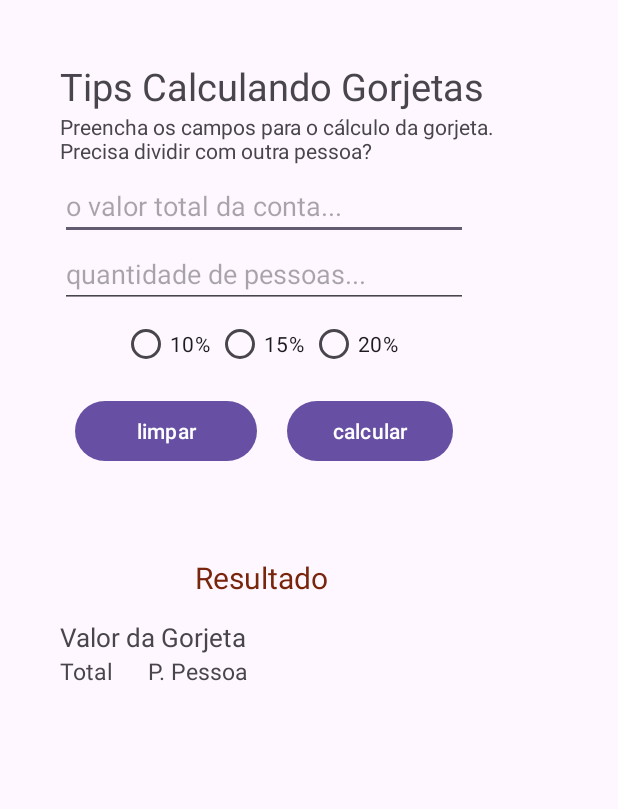
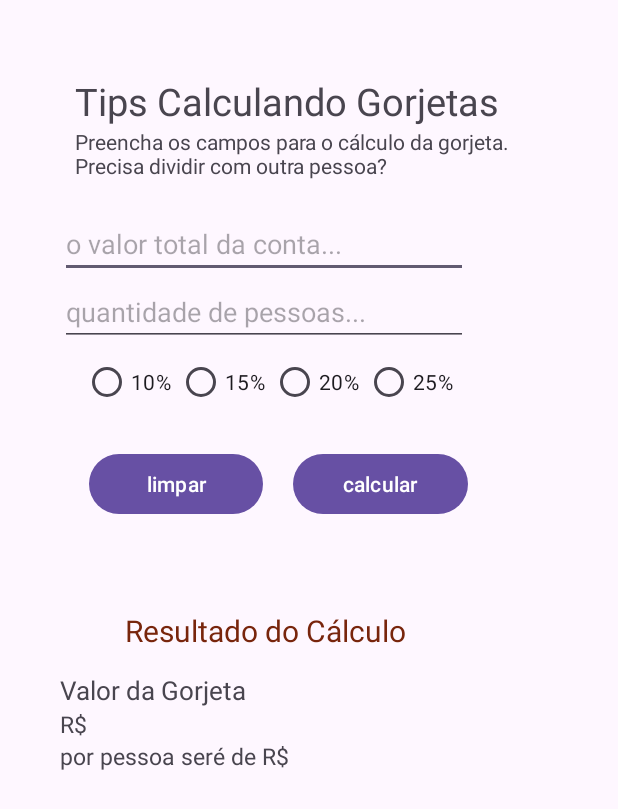
Before and after one commit to maumauriciog/appGorjeta, an Android app: the layout activity_main.xml on its own in the app's theme, with its tools: preview values and no code run, on a phone screen of 412 x 824 dp. Shown: the top 809 px of the screen. Run offline under Robolectric (Android 15) with nearby library versions, the phone set to English and light mode, and no system bars.

Commit message:
codigo calculo porcentagem v2.1

```diff
--- a/app/src/main/res/layout/activity_main.xml
+++ b/app/src/main/res/layout/activity_main.xml
@@ -12,21 +12,14 @@
         android:layout_width="wrap_content"
         android:layout_height="wrap_content"
         android:orientation="vertical"
-        app:layout_constraintGuide_percent="0.44" />
-
-    <androidx.constraintlayout.widget.Guideline
-        android:id="@+id/gdlTextoResult"
-        android:layout_width="wrap_content"
-        android:layout_height="wrap_content"
-        android:orientation="vertical"
-        app:layout_constraintGuide_percent="0.24"/>
+        app:layout_constraintGuide_percent="0.45" />
 
     <TextView
         android:id="@+id/txtTitle"
         android:layout_width="wrap_content"
         android:layout_height="wrap_content"
-        android:layout_margin="40sp"
-        android:layout_marginTop="35sp"
+        android:layout_margin="50sp"
+        android:layout_marginTop="40sp"
         android:text="Tips Calculando Gorjetas"
         android:textSize="25dp"
         app:layout_constraintStart_toStartOf="parent"
@@ -47,8 +40,8 @@
         android:layout_width="match_parent"
         android:layout_height="wrap_content"
         android:layout_marginStart="40sp"
-        android:layout_marginTop="40sp"
-        android:maxLength="6"
+        android:layout_marginTop="55sp"
+        android:maxLength="7"
         android:inputType="numberDecimal"
         android:layout_marginEnd="100sp"
         android:hint="o valor total da conta..."
@@ -72,8 +65,7 @@
         android:layout_width="wrap_content"
         android:layout_height="wrap_content"
         android:orientation="horizontal"
-        android:layout_marginStart="81sp"
-
+        android:layout_marginStart="55sp"
         app:layout_constraintStart_toStartOf="parent"
         app:layout_constraintTop_toBottomOf="@+id/edtPeople">
 
@@ -95,14 +87,20 @@
             android:layout_height="wrap_content"
             android:text="20% "
             tools:ignore="HardcodedText" />
+        <RadioButton
+            android:id="@+id/rbVinteCinco"
+            android:layout_width="wrap_content"
+            android:layout_height="wrap_content"
+            android:text="25%"
+            tools:ignore="HardcodedText" />
     </RadioGroup>
 
     <Button
         android:id="@+id/btnClean"
         android:layout_width="0dp"
         android:layout_height="wrap_content"
-        android:layout_marginTop="10dp"
-        android:layout_marginStart="10dp"
+        android:layout_marginTop="20dp"
+        android:layout_marginStart="19dp"
         android:layout_marginEnd="10dp"
         android:text="limpar"
         app:layout_constraintEnd_toStartOf="@+id/gdlBtnVertical"
@@ -114,8 +112,8 @@
         android:id="@+id/btnDone"
         android:layout_width="0dp"
         android:layout_height="wrap_content"
-        android:layout_marginEnd="10dp"
-        android:layout_marginTop="10dp"
+
+        android:layout_marginTop="20dp"
         android:layout_marginStart="10dp"
         android:text="calcular"
         app:layout_constraintEnd_toEndOf="@+id/edtPeople"
@@ -127,9 +125,9 @@
         android:id="@+id/txtTítuloResposta"
         android:layout_width="wrap_content"
         android:layout_height="wrap_content"
-        android:layout_marginStart="130dp"
+        android:layout_marginStart="83dp"
         android:textColor="#78250C"
-        android:text="Resultado"
+        android:text="Resultado do Cálculo"
         android:textSize="20dp"
         android:layout_marginTop="60dp"
         app:layout_constraintStart_toStartOf="parent"
@@ -152,7 +150,8 @@
         android:id="@+id/txtTotal"
         android:layout_width="wrap_content"
         android:layout_height="wrap_content"
-        android:text="Total"
+        android:text="R$"
+        android:maxLength="9"
         android:textSize="15dp"
         android:layout_marginStart="40dp"
         app:layout_constraintStart_toStartOf="parent"
@@ -163,12 +162,11 @@
         android:id="@+id/txtPpessoa"
         android:layout_width="wrap_content"
         android:layout_height="wrap_content"
-        android:text="P. Pessoa"
+        android:text="por pessoa seré de R$"
+        android:maxLength="27"
         android:textSize="15dp"
-        app:layout_constraintStart_toStartOf="@+id/gdlTextoResult"
-        app:layout_constraintTop_toBottomOf="@+id/txtGorgeta"
+        app:layout_constraintStart_toStartOf="@+id/txtTotal"
+        app:layout_constraintTop_toBottomOf="@+id/txtTotal"
         tools:ignore="HardcodedText,SpUsage" />
 
-
-
 </androidx.constraintlayout.widget.ConstraintLayout>
```
Also changed, not shown: app/src/main/java/com/example/appgorjeta/MainActivity.kt (+19 -7 lines).
